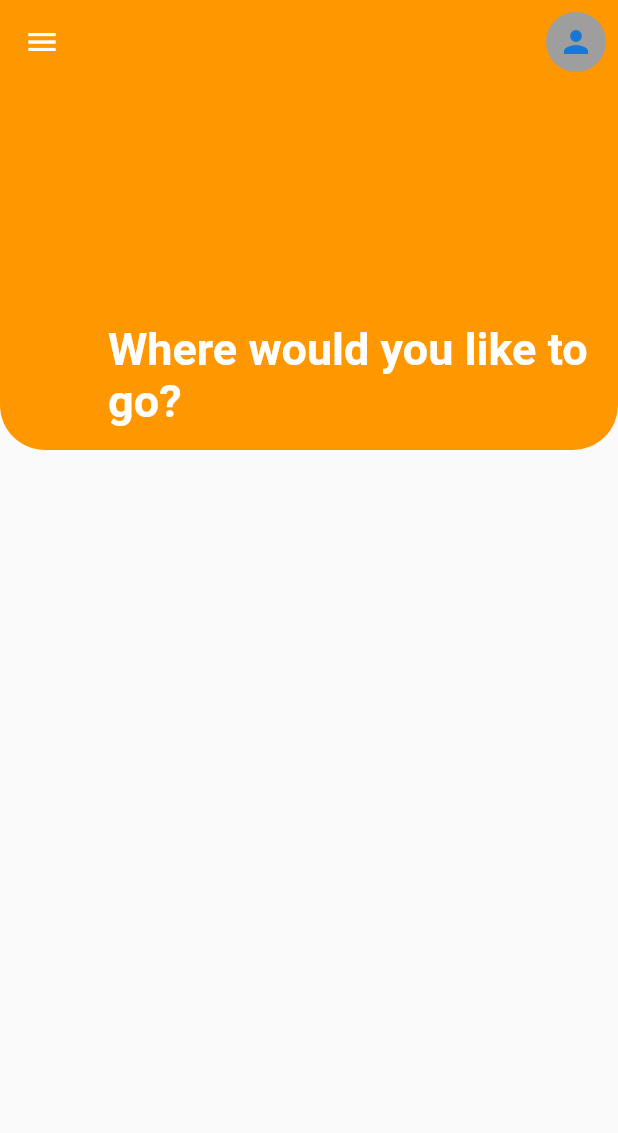
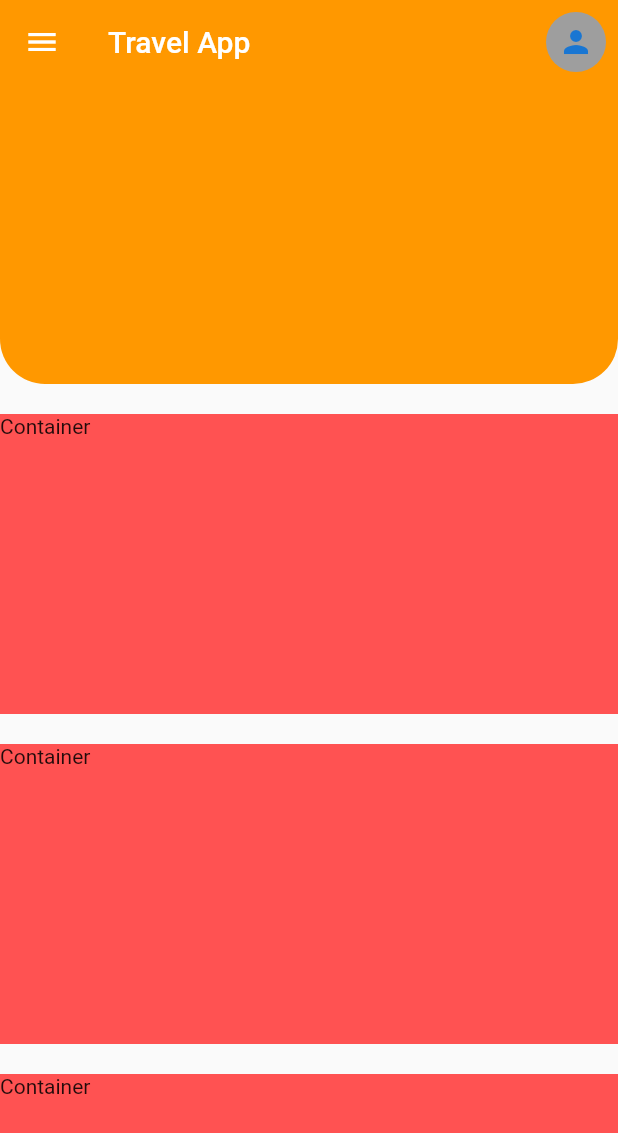
Before and after one commit to lohenyumnam/intern_daily_task, a Flutter app: the TravelApp screen opened directly, on a phone screen of 412 x 824 dp. Shown: the top 1133 px of the screen. Run offline on Flutter 3.47's test engine with Material 2 defaults, Android fonts, the phone set to English and light mode, and no system bars.

Commit message:
Container

```diff
--- a/lib/src/daily_task/page/travelApp/travel_app.dart
+++ b/lib/src/daily_task/page/travelApp/travel_app.dart
@@ -8,13 +8,11 @@ class TravelApp extends StatelessWidget {
     return Scaffold(
       body: CustomScrollView(slivers: [
         SliverAppBar(
-          flexibleSpace: const FlexibleSpaceBar(
-            title: Text('Where would you like to go?',
-                style: TextStyle(fontSize: 20, fontWeight: FontWeight.bold)),
-          ),
+          title: const Text('Travel App'),
           pinned: true,
+          floating: true,
+          snap: false,
           backgroundColor: Colors.orange,
-          expandedHeight: 300,
           leading: IconButton(
               onPressed: () {
                 debugPrint('Menu button pressed');
@@ -35,10 +33,39 @@ class TravelApp extends StatelessWidget {
               bottomRight: Radius.circular(30),
             ),
           ),
+          bottom: const PreferredSize(
+              preferredSize: Size.fromHeight(200), child: SizedBox()),
         ),
         SliverList(
           delegate: SliverChildListDelegate([
-            Container(),
+            const SizedBox(height: 20),
+            Container(
+              height: 200,
+              width: double.infinity,
+              color: Colors.redAccent,
+              child: const Text('Container'),
+            ),
+            const SizedBox(height: 20),
+            Container(
+              height: 200,
+              width: double.infinity,
+              color: Colors.redAccent,
+              child: const Text('Container'),
+            ),
+            const SizedBox(height: 20),
+            Container(
+              height: 200,
+              width: double.infinity,
+              color: Colors.redAccent,
+              child: const Text('Container'),
+            ),
+            const SizedBox(height: 20),
+            Container(
+              height: 200,
+              width: double.infinity,
+              color: Colors.redAccent,
+              child: const Text('Container'),
+            ),
           ]),
         )
       ]),
```
